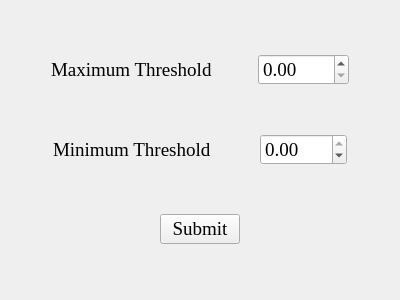
First picture: the form in DeskTop App/UIs/calib.ui, repository mohab-hisham/Smart-Home-System-controlled-by-EEG, before the edit.
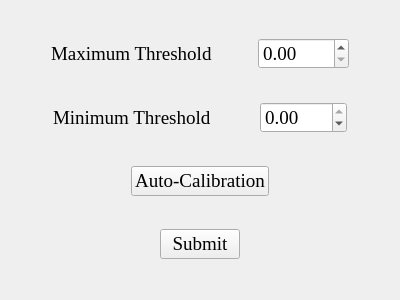
Second picture: the form after the edit.

Diff of the .ui file:
```diff
--- a/DeskTop App/UIs/calib.ui
+++ b/DeskTop App/UIs/calib.ui
@@ -23,7 +23,7 @@
   <property name="windowTitle">
    <string>Calibration</string>
   </property>
-  <layout class="QVBoxLayout" name="verticalLayout" stretch="3,3,1">
+  <layout class="QVBoxLayout" name="verticalLayout" stretch="3,3,0,1">
    <item>
     <layout class="QHBoxLayout" name="horizontalLayout">
      <item>
@@ -165,6 +165,49 @@
      </item>
     </layout>
    </item>
+   <item>
+    <layout class="QHBoxLayout" name="horizontalLayout_4" stretch="1,1,1">
+     <item>
+      <spacer name="horizontalSpacer_9">
+       <property name="orientation">
+        <enum>Qt::Horizontal</enum>
+       </property>
+       <property name="sizeHint" stdset="0">
+        <size>
+         <width>40</width>
+         <height>20</height>
+        </size>
+       </property>
+      </spacer>
+     </item>
+     <item>
+      <widget class="QPushButton" name="autoButton">
+       <property name="font">
+        <font>
+         <family>Times New Roman</family>
+         <pointsize>14</pointsize>
+        </font>
+       </property>
+       <property name="text">
+        <string>Auto-Calibration</string>
+       </property>
+      </widget>
+     </item>
+     <item>
+      <spacer name="horizontalSpacer_10">
+       <property name="orientation">
+        <enum>Qt::Horizontal</enum>
+       </property>
+       <property name="sizeHint" stdset="0">
+        <size>
+         <width>40</width>
+         <height>20</height>
+        </size>
+       </property>
+      </spacer>
+     </item>
+    </layout>
+   </item>
    <item>
     <layout class="QHBoxLayout" name="horizontalLayout_3">
      <item>
```
